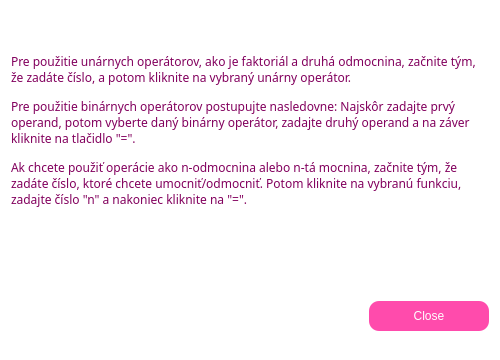
First picture: the form in src/GUI/helpwindow.ui, repository fifixsandy/Proj2-NGLYD, before the edit.
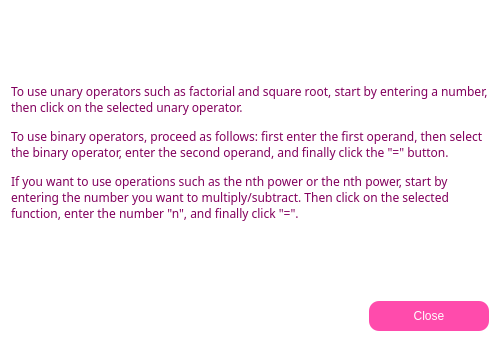
Second picture: the form after the edit.

Commit message: Added documentation and translation for help window

```diff
--- a/src/GUI/helpwindow.ui
+++ b/src/GUI/helpwindow.ui
@@ -68,7 +68,7 @@
         <string notr="true">	color: #82005D;</string>
        </property>
        <property name="text">
-        <string>&lt;html&gt;&lt;head/&gt;&lt;body&gt;&lt;p&gt;Pre použitie unárnych operátorov, ako je faktoriál a druhá odmocnina, začnite tým, že zadáte číslo, a potom kliknite na vybraný unárny operátor.&lt;/p&gt;&lt;p&gt;Pre použitie binárnych operátorov postupujte nasledovne: Najskôr zadajte prvý operand, potom vyberte daný binárny operátor, zadajte druhý operand a na záver kliknite na tlačidlo &amp;quot;=&amp;quot;.&lt;/p&gt;&lt;p&gt;Ak chcete použiť operácie ako n-odmocnina alebo n-tá mocnina, začnite tým, že zadáte číslo, ktoré chcete umocniť/odmocniť. Potom kliknite na vybranú funkciu, zadajte číslo &amp;quot;n&amp;quot; a nakoniec kliknite na &amp;quot;=&amp;quot;.&lt;/p&gt;&lt;p&gt;&lt;br/&gt;&lt;/p&gt;&lt;/body&gt;&lt;/html&gt;</string>
+        <string>&lt;html&gt;&lt;head/&gt;&lt;body&gt;&lt;p&gt;To use unary operators such as factorial and square root, start by entering a number, then click on the selected unary operator. &lt;/p&gt;&lt;p&gt;To use binary operators, proceed as follows: first enter the first operand, then select the binary operator, enter the second operand, and finally click the &amp;quot;=&amp;quot; button. &lt;/p&gt;&lt;p&gt;If you want to use operations such as the nth power or the nth power, start by entering the number you want to multiply/subtract. Then click on the selected function, enter the number &amp;quot;n&amp;quot;, and finally click &amp;quot;=&amp;quot;. &lt;/p&gt;&lt;/body&gt;&lt;/html&gt;</string>
        </property>
        <property name="wordWrap">
         <bool>true</bool>
```
The commit also changes 4 other files.
